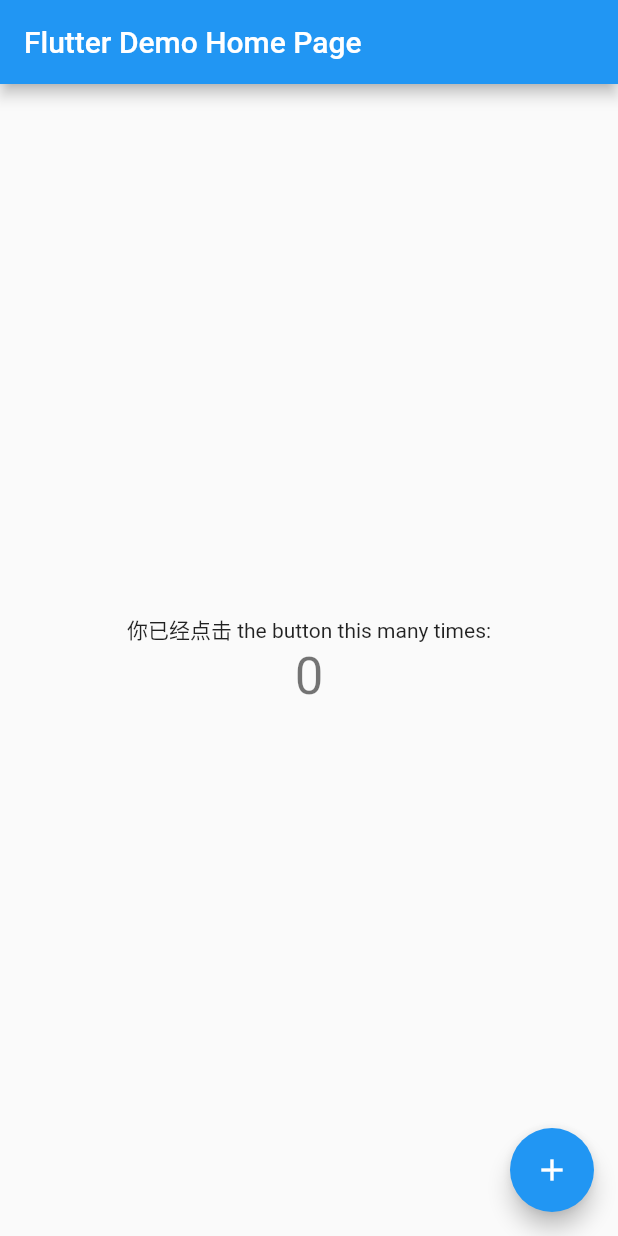
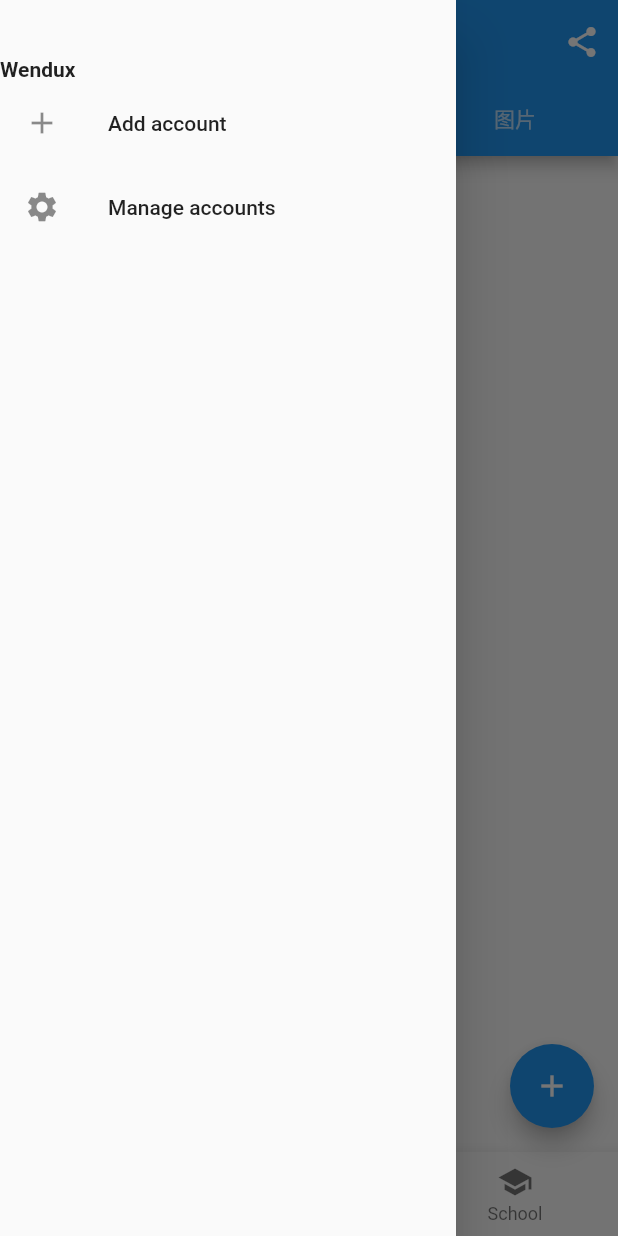
Before and after one commit to fakaka/Flutter, a Flutter app: the screen it shows after launch, with the side drawer open (before the commit the screen has no drawer), on a phone screen of 412 x 824 dp. Run offline on Flutter 3.47's test engine with Material 2 defaults, Android fonts, the phone set to English and light mode, and no system bars; missing offline and left inert: jpush_flutter.

Commit message:
修改页面布局

```diff
--- a/myapp/lib/main.dart
+++ b/myapp/lib/main.dart
@@ -1,9 +1,19 @@
 import 'package:flutter/material.dart';
+import 'package:flutter/services.dart';
+import 'dart:io';
 import 'package:jpush_flutter/jpush_flutter.dart';
 
 // import 'package:http/http.dart' as http;
 
-void main() => runApp(MyApp());
+void main() {
+  runApp(MyApp());
+  if (Platform.isAndroid) {
+    // 设置Android头部的导航栏透明
+    SystemUiOverlayStyle systemUiOverlayStyle =
+        SystemUiOverlayStyle(statusBarColor: Colors.transparent);
+    SystemChrome.setSystemUIOverlayStyle(systemUiOverlayStyle);
+  }
+}
 
 class MyApp extends StatelessWidget {
   // This widget is the root of your application.
@@ -23,7 +33,7 @@ class MyApp extends StatelessWidget {
         // is not restarted.
         primarySwatch: Colors.blue,
       ),
-      home: MyHomePage(title: 'Flutter Demo Home Page'),
+      home: ScaffoldRoute(),
     );
   }
 }
@@ -76,7 +86,6 @@ class _MyHomePageState extends State<MyHomePage> {
   void initState() {
     super.initState();
 
-    print('init JPush');
     jpush.setup(
         appKey: '7a59e61668be1b48d8e61295',
         channel: 'test',
@@ -150,3 +159,131 @@ class _MyHomePageState extends State<MyHomePage> {
     );
   }
 }
+
+class ScaffoldRoute extends StatefulWidget {
+  @override
+  _ScaffoldRouteState createState() => _ScaffoldRouteState();
+}
+
+class _ScaffoldRouteState extends State<ScaffoldRoute>
+    with SingleTickerProviderStateMixin {
+  int _selectedIndex = 1;
+
+  TabController tabController; //需要定义一个Controller
+  List tabs = ["新闻", "历史", "图片"];
+
+  @override
+  void initState() {
+    super.initState();
+    // 创建Controller
+    tabController = TabController(length: tabs.length, vsync: this);
+  }
+
+  @override
+  Widget build(BuildContext context) {
+    return Scaffold(
+      appBar: AppBar(
+          //导航栏
+          title: Text("App Name"),
+          actions: <Widget>[
+            //导航栏右侧菜单
+            IconButton(icon: Icon(Icons.share), onPressed: () {}),
+          ],
+          bottom: TabBar(
+              //生成Tab菜单
+              controller: tabController,
+              tabs: tabs.map((e) => Tab(text: e)).toList())),
+      drawer: new MyDrawer(), //抽屉
+      body: TabBarView(
+          controller: tabController,
+          children: tabs.map((e) {
+            //创建3个Tab页
+            return Container(
+              alignment: Alignment.center,
+              child: Text(e, textScaleFactor: 5),
+            );
+          }).toList()),
+      bottomNavigationBar: BottomNavigationBar(
+        // 底部导航
+        items: <BottomNavigationBarItem>[
+          BottomNavigationBarItem(icon: Icon(Icons.home), title: Text('Home')),
+          BottomNavigationBarItem(
+              icon: Icon(Icons.business), title: Text('Business')),
+          BottomNavigationBarItem(
+              icon: Icon(Icons.school), title: Text('School')),
+        ],
+        currentIndex: _selectedIndex,
+        fixedColor: Colors.blue,
+        onTap: _onItemTapped,
+      ),
+      floatingActionButton: FloatingActionButton(
+          //悬浮按钮
+          child: Icon(Icons.add),
+          onPressed: _onAdd),
+    );
+  }
+
+  void _onItemTapped(int index) {
+    setState(() {
+      _selectedIndex = index;
+    });
+  }
+
+  void _onAdd() {}
+}
+
+class MyDrawer extends StatelessWidget {
+  const MyDrawer({
+    Key key,
+  }) : super(key: key);
+
+  @override
+  Widget build(BuildContext context) {
+    return Drawer(
+      child: MediaQuery.removePadding(
+        context: context,
+        //移除抽屉菜单顶部默认留白
+        removeTop: true,
+        child: Column(
+          crossAxisAlignment: CrossAxisAlignment.start,
+          children: <Widget>[
+            Padding(
+              padding: const EdgeInsets.only(top: 38.0),
+              child: Row(
+                children: <Widget>[
+                  // Padding(
+                  //   padding: const EdgeInsets.symmetric(horizontal: 16.0),
+                  //   child: ClipOval(
+                  //     child: Image.asset(
+                  //       "imgs/avatar.png",
+                  //       width: 80,
+                  //     ),
+                  //   ),
+                  // ),
+                  Text(
+                    "Wendux",
+                    style: TextStyle(fontWeight: FontWeight.bold),
+                  )
+                ],
+              ),
+            ),
+            Expanded(
+              child: ListView(
+                children: <Widget>[
+                  ListTile(
+                    leading: const Icon(Icons.add),
+                    title: const Text('Add account'),
+                  ),
+                  ListTile(
+                    leading: const Icon(Icons.settings),
+                    title: const Text('Manage accounts'),
+                  ),
+                ],
+              ),
+            ),
+          ],
+        ),
+      ),
+    );
+  }
+}
```
Also changed, not shown: 6 other files.
